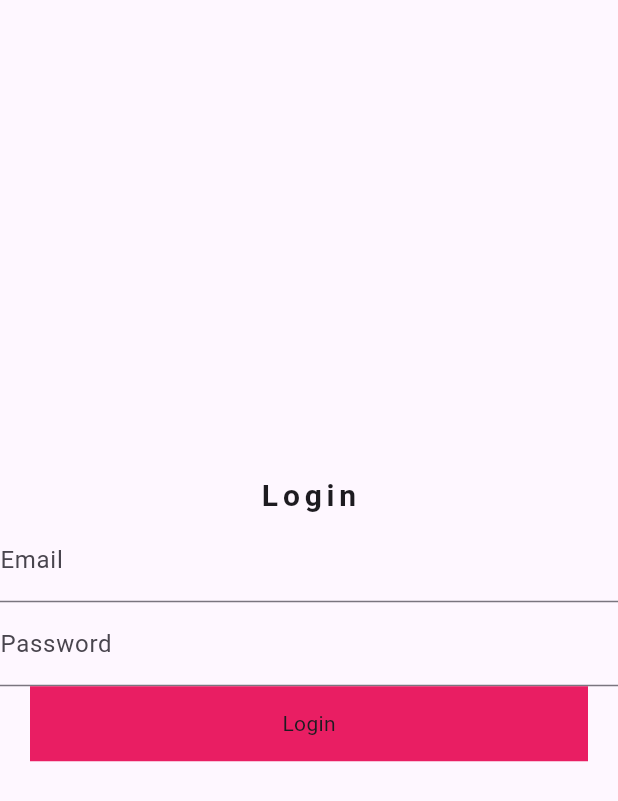
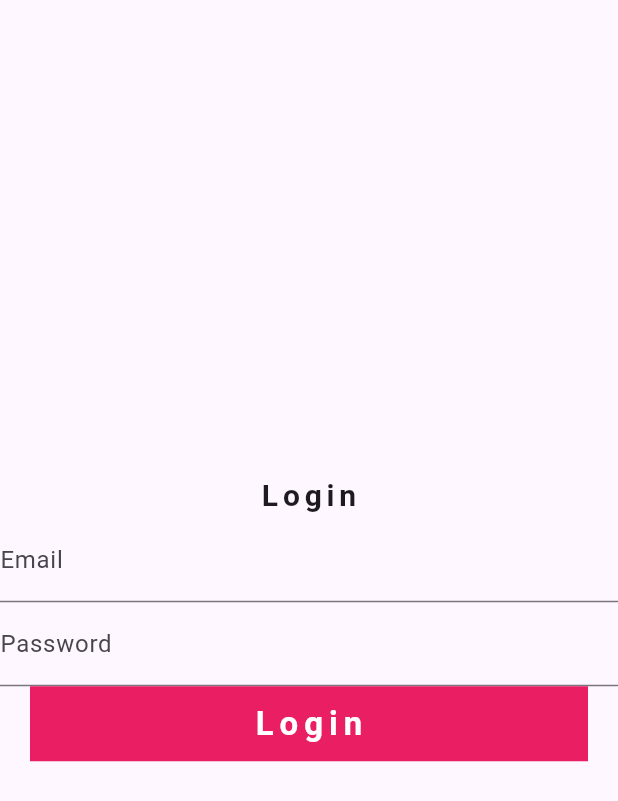
Before and after one commit to adogbeji/FlutterPracticeApp3, a Flutter app: the screen it shows after launch, on a phone screen of 412 x 824 dp. Shown: the top 801 px of the screen. Run offline on Flutter 3.47's test engine with Material 2 defaults, Android fonts, the phone set to English and light mode, and no system bars.

Commit message:
Style button text in login screen

```diff
--- a/lib/views/screens/auth/login_screen.dart
+++ b/lib/views/screens/auth/login_screen.dart
@@ -34,7 +34,15 @@ class LoginScreen extends StatelessWidget {
               color: Colors.pink,
             ),
             child: const Center(
-              child: Text('Login'),
+              child: Text(
+                'Login',
+                style: TextStyle(
+                  fontSize: 22.0,
+                  fontWeight: FontWeight.bold,
+                  color: Colors.white,
+                  letterSpacing: 4,
+                ),
+              ),
             ),
           ),
         ],
```
